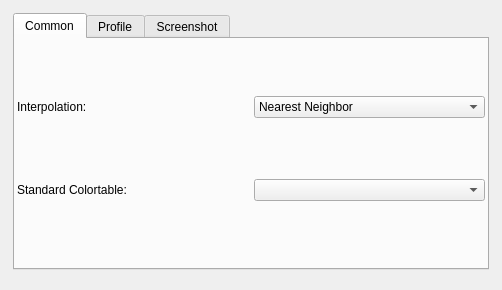
Above: forms/preferences.ui from isis-group/vast before the change. Below: the same form after it.
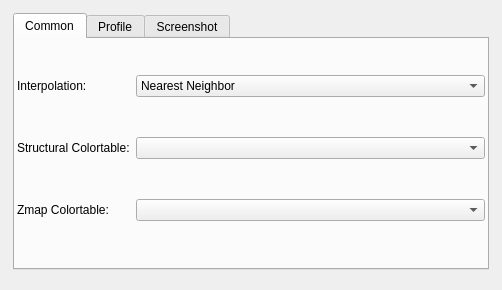
That is the form after the change.

Commit message: add combo box for zmap lut and structural lut so they can be changed separately, some renamings

What changed in the file:
```diff
--- a/forms/preferences.ui
+++ b/forms/preferences.ui
@@ -65,6 +65,12 @@
           </property>
           <item row="0" column="0">
            <widget class="QLabel" name="label_2">
+            <property name="sizePolicy">
+             <sizepolicy hsizetype="Maximum" vsizetype="Preferred">
+              <horstretch>0</horstretch>
+              <verstretch>0</verstretch>
+             </sizepolicy>
+            </property>
             <property name="text">
              <string>Interpolation:</string>
             </property>
@@ -72,6 +78,12 @@
           </item>
           <item row="0" column="1">
            <widget class="QComboBox" name="comboInterpolation">
+            <property name="sizePolicy">
+             <sizepolicy hsizetype="Minimum" vsizetype="Fixed">
+              <horstretch>0</horstretch>
+              <verstretch>0</verstretch>
+             </sizepolicy>
+            </property>
             <item>
              <property name="text">
               <string>Nearest Neighbor</string>
@@ -85,16 +97,29 @@
            </widget>
           </item>
           <item row="1" column="1">
-           <widget class="QComboBox" name="comboBox"/>
+           <widget class="QComboBox" name="lutStructural">
+            <property name="sizePolicy">
+             <sizepolicy hsizetype="Minimum" vsizetype="Fixed">
+              <horstretch>0</horstretch>
+              <verstretch>0</verstretch>
+             </sizepolicy>
+            </property>
+           </widget>
           </item>
           <item row="1" column="0">
            <widget class="QLabel" name="label_4">
+            <property name="sizePolicy">
+             <sizepolicy hsizetype="Maximum" vsizetype="Preferred">
+              <horstretch>0</horstretch>
+              <verstretch>0</verstretch>
+             </sizepolicy>
+            </property>
             <property name="text">
-             <string>Standard Colortable:</string>
+             <string>Structural Colortable:</string>
             </property>
            </widget>
           </item>
-          <item row="2" column="0">
+          <item row="3" column="0">
            <spacer name="verticalSpacer">
             <property name="orientation">
              <enum>Qt::Vertical</enum>
@@ -110,6 +135,29 @@
             </property>
            </spacer>
           </item>
+          <item row="2" column="1">
+           <widget class="QComboBox" name="lutZmap">
+            <property name="sizePolicy">
+             <sizepolicy hsizetype="Minimum" vsizetype="Fixed">
+              <horstretch>0</horstretch>
+              <verstretch>0</verstretch>
+             </sizepolicy>
+            </property>
+           </widget>
+          </item>
+          <item row="2" column="0">
+           <widget class="QLabel" name="label_10">
+            <property name="sizePolicy">
+             <sizepolicy hsizetype="Maximum" vsizetype="Preferred">
+              <horstretch>0</horstretch>
+              <verstretch>0</verstretch>
+             </sizepolicy>
+            </property>
+            <property name="text">
+             <string>Zmap Colortable:</string>
+            </property>
+           </widget>
+          </item>
          </layout>
         </widget>
         <widget class="QWidget" name="Profile">
```
The commit also changes 16 other files.
